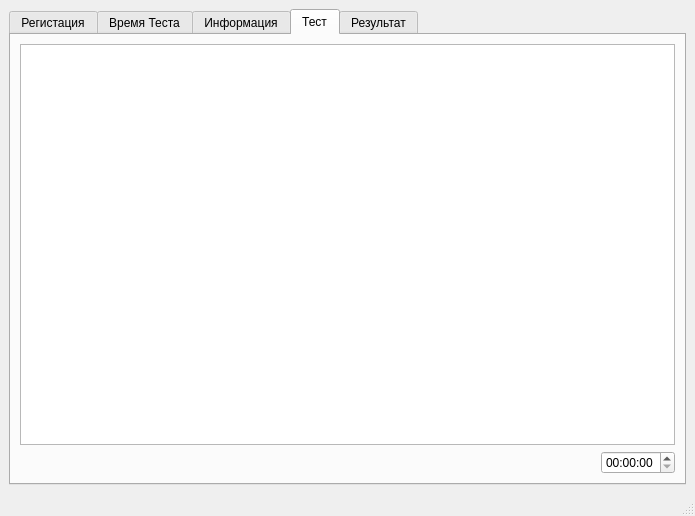
Before: the Qt Designer form ui_mindfulness.ui in ifedyaev/ui_mindfulness_test, drawn with Qt 5.
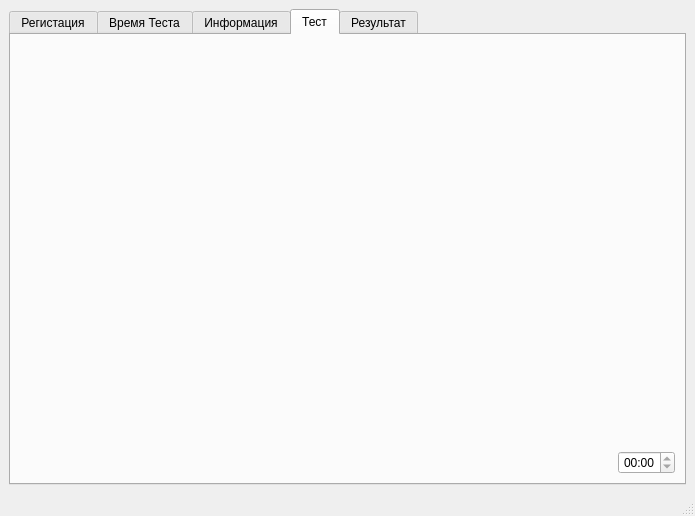
After: the same form once the commit is applied. The open tabs and pages were chosen to show the change.

The edit to the form file:
```diff
--- a/ui_mindfulness.ui
+++ b/ui_mindfulness.ui
@@ -469,19 +469,37 @@
        </attribute>
        <layout class="QGridLayout" name="gridLayout_7">
         <item row="0" column="0">
-         <widget class="QGraphicsView" name="graphicsView">
-          <property name="verticalScrollBarPolicy">
-           <enum>Qt::ScrollBarAlwaysOff</enum>
+         <widget class="QLabel" name="m_label_test_info">
+          <property name="sizePolicy">
+           <sizepolicy hsizetype="Expanding" vsizetype="Preferred">
+            <horstretch>0</horstretch>
+            <verstretch>0</verstretch>
+           </sizepolicy>
           </property>
-          <property name="horizontalScrollBarPolicy">
-           <enum>Qt::ScrollBarAlwaysOff</enum>
+          <property name="font">
+           <font>
+            <pointsize>20</pointsize>
+           </font>
           </property>
-          <property name="renderHints">
-           <set>QPainter::Antialiasing|QPainter::HighQualityAntialiasing|QPainter::TextAntialiasing</set>
+          <property name="text">
+           <string/>
+          </property>
+          <property name="alignment">
+           <set>Qt::AlignCenter</set>
           </property>
          </widget>
         </item>
         <item row="1" column="0">
+         <widget class="QWidget" name="m_widget_test" native="true">
+          <property name="sizePolicy">
+           <sizepolicy hsizetype="Expanding" vsizetype="Expanding">
+            <horstretch>0</horstretch>
+            <verstretch>0</verstretch>
+           </sizepolicy>
+          </property>
+         </widget>
+        </item>
+        <item row="2" column="0">
          <layout class="QHBoxLayout" name="horizontalLayout_5">
           <item>
            <widget class="QLabel" name="m_label_result_test">
@@ -504,7 +522,38 @@
            </spacer>
           </item>
           <item>
-           <widget class="QTimeEdit" name="m_time_edit_test"/>
+           <widget class="QTimeEdit" name="m_time_edit_test">
+            <property name="enabled">
+             <bool>true</bool>
+            </property>
+            <property name="focusPolicy">
+             <enum>Qt::NoFocus</enum>
+            </property>
+            <property name="wrapping">
+             <bool>false</bool>
+            </property>
+            <property name="alignment">
+             <set>Qt::AlignCenter</set>
+            </property>
+            <property name="readOnly">
+             <bool>true</bool>
+            </property>
+            <property name="accelerated">
+             <bool>false</bool>
+            </property>
+            <property name="correctionMode">
+             <enum>QAbstractSpinBox::CorrectToPreviousValue</enum>
+            </property>
+            <property name="showGroupSeparator" stdset="0">
+             <bool>false</bool>
+            </property>
+            <property name="displayFormat">
+             <string>mm:ss</string>
+            </property>
+            <property name="calendarPopup">
+             <bool>false</bool>
+            </property>
+           </widget>
           </item>
          </layout>
         </item>
```
Left out of the diff: 65 changed lines with no effect on the pictures.
